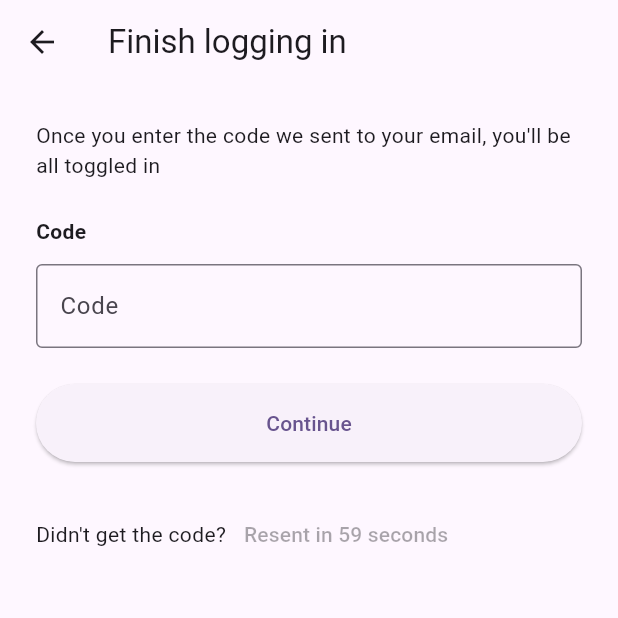
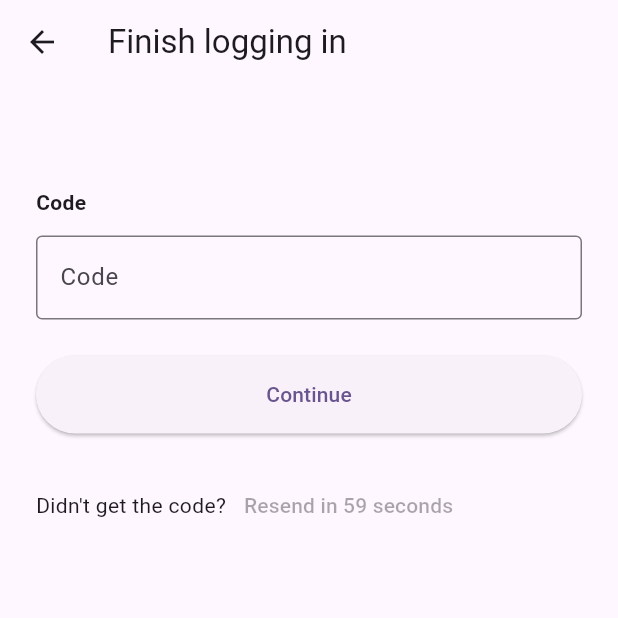
Before and after one commit to Yesferal/Y-Auth-Flutter, a Flutter app: the RequestAuthTokenScreen screen opened directly with empty values, on a phone screen of 412 x 824 dp, the top half of it. Run offline on Flutter 3.47's test engine with Material 3 defaults, Android fonts, the phone set to English and light mode, and no system bars; our stand-ins replace device_info_plus, email_validator, flutter_dotenv, shared_preferences; accounts and stored records are empty.

Commit message:
Resend code if user request a second one

```diff
--- a/lib/presentation/widget/request_auth_token_widget.dart
+++ b/lib/presentation/widget/request_auth_token_widget.dart
@@ -3,18 +3,25 @@ import 'dart:async';
 import 'package:flutter/material.dart';
 import 'package:y_auth/domain/abstract/auth_environment.dart';
 import 'package:y_auth/domain/model/auth_response_model.dart';
+import 'package:y_auth/domain/usecase/request_auth_code_usecase.dart';
 import 'package:y_auth/domain/usecase/request_refresh_token_usecase.dart';
 import 'package:y_auth/framework/device_info/device_info_plus_datasource.dart';
 import 'package:y_auth/framework/http/auth_http_datasource.dart';
 import 'package:y_auth/framework/preferences/shared_preferences_datasource.dart';
+import 'package:y_auth/framework/validator/auth_email_validator_third_party.dart';
 import 'package:y_auth/presentation/widget/button_label_widget.dart';
 
 class RequestAuthTokenScreen extends StatefulWidget {
   final AuthEnvironment authEnvironment;
   final String appPackageName;
+  final String appColor;
+  final String appName;
   final String email;
+  final String message;
 
-  const RequestAuthTokenScreen(this.authEnvironment, this.appPackageName, this.email, {super.key});
+  const RequestAuthTokenScreen(this.authEnvironment, this.appPackageName,
+      this.appColor, this.appName, this.email, this.message,
+      {super.key});
 
   @override
   State<RequestAuthTokenScreen> createState() {
@@ -37,6 +44,8 @@ class _RequestAuthTokenScreenScreenState extends State<RequestAuthTokenScreen> {
 
   bool _isButtonEnabled = true;
 
+  bool _isSendingACode = false;
+
   String? deviceModel;
 
   @override
@@ -55,17 +64,43 @@ class _RequestAuthTokenScreenScreenState extends State<RequestAuthTokenScreen> {
 
   @override
   Widget build(BuildContext context) {
-    var resentCodeWidget = (_currentSeconds >= _timerMaxSeconds)
-        ? TextButton(
-            onPressed: () {
+    var resentCodeWidget;
+    if (_isSendingACode) {
+      resentCodeWidget = TextButton(
+          onPressed: null,
+          child: Text(
+              "Resending a new code"));
+    } else if (_currentSeconds >= _timerMaxSeconds) {
+      resentCodeWidget = TextButton(
+        onPressed: () async {
+          setState(() {
+            _isSendingACode = true;
+          });
+          var response = await RequestAuthCodeUseCase(
+              AuthEmailValidatorImpl(),
+              HttpDataSource(widget.authEnvironment))
+              .execute(widget.appColor, widget.appName, widget.email);
+
+          switch (response) {
+            case ErrorResponse():
+              debugPrint("Error message: ${response.message}");
+              setState(() {
+                _isSendingACode = false;
+              });
+              break;
+            case SuccessResponse():
               _startTimeout();
+              break;
+          }
         },
         child: const Text("Resend a code"),
-          )
-        : TextButton(
+      );
+    } else {
+      resentCodeWidget = TextButton(
           onPressed: null,
           child: Text(
-                "Resent in ${_timerMaxSeconds - _currentSeconds} seconds"));
+              "Resend in ${_timerMaxSeconds - _currentSeconds} seconds"));
+    }
 
     return Scaffold(
       appBar: AppBar(title: const Text('Finish logging in')),
@@ -74,8 +109,7 @@ class _RequestAuthTokenScreenScreenState extends State<RequestAuthTokenScreen> {
         child: Column(
           crossAxisAlignment: CrossAxisAlignment.stretch,
           children: [
-            const Text(
-                "Once you enter the code we sent to your email, you'll be all toggled in"),
+            Text(widget.message),
             const SizedBox(height: 24),
             const Text("Code", style: TextStyle(fontWeight: FontWeight.bold)),
             const SizedBox(height: 12),
@@ -89,12 +123,17 @@ class _RequestAuthTokenScreenScreenState extends State<RequestAuthTokenScreen> {
             ),
             const SizedBox(height: 24),
             ElevatedButton(
-              onPressed: _isButtonEnabled ? () async {
+              onPressed: _isButtonEnabled
+                  ? () async {
                       setState(() {
                         _isButtonEnabled = false;
                       });
-                debugPrint("Device Info: "+ (deviceModel ?? ""));
-                var response = await RequestRefreshTokenUseCase(HttpDataSource(widget.authEnvironment), SharedPreferenceDataSource()).execute(widget.appPackageName, _myController.text, deviceModel ?? "", widget.email);
+                      debugPrint("Device Info: " + (deviceModel ?? ""));
+                      var response = await RequestRefreshTokenUseCase(
+                              HttpDataSource(widget.authEnvironment),
+                              SharedPreferenceDataSource())
+                          .execute(widget.appPackageName, _myController.text,
+                              deviceModel ?? "", widget.email);
 
                       switch (response) {
                         case ErrorResponse():
@@ -120,7 +159,8 @@ class _RequestAuthTokenScreenScreenState extends State<RequestAuthTokenScreen> {
                           });
                           break;
                       }
-              } : null,
+                    }
+                  : null,
               child: getLabelButton(_isButtonEnabled),
             ),
             Padding(
@@ -142,6 +182,7 @@ class _RequestAuthTokenScreenScreenState extends State<RequestAuthTokenScreen> {
     _timer = Timer.periodic(_interval, (timer) {
       setState(() {
         debugPrint("Tick time: ${timer.tick}");
+        _isSendingACode = false;
         _currentSeconds = timer.tick;
         if (timer.tick >= _timerMaxSeconds) {
           timer.cancel();
```
Also changed, not shown: lib/presentation/widget/request_auth_code_widget.dart (+7 -5 lines). Lines whose indentation alone changed are shown as unchanged.
